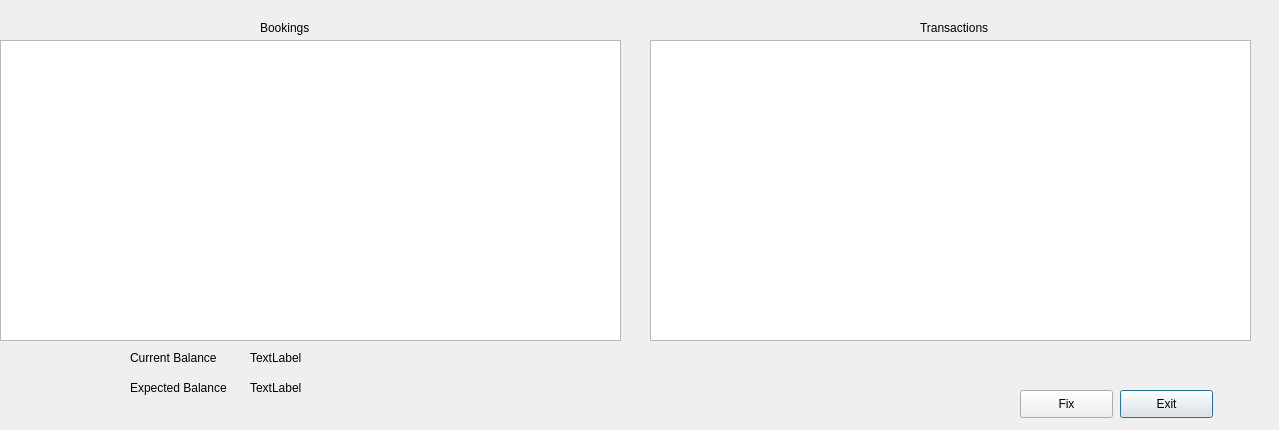
Arc-Project/Arc, file ArcApp/validate.ui: the form before one commit.
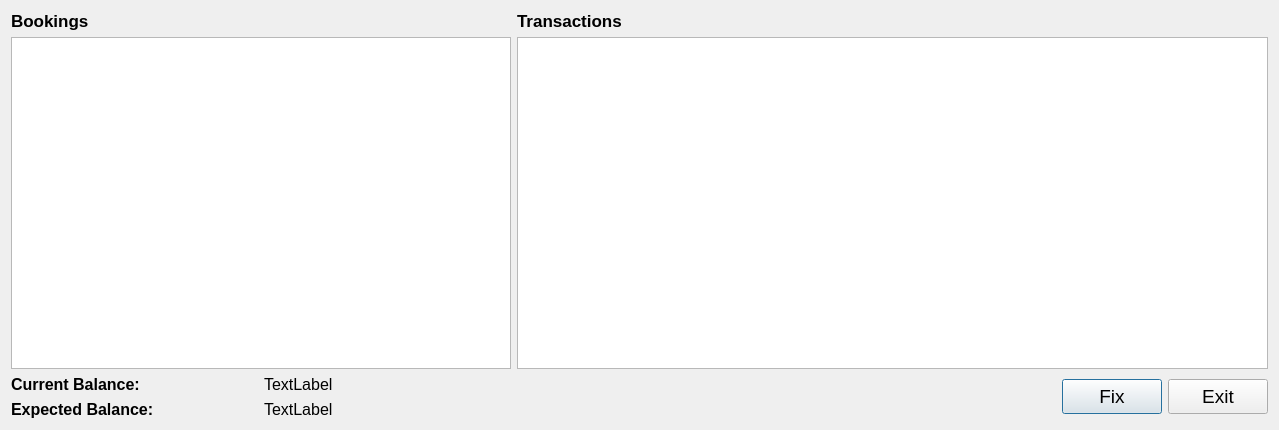
The form after the commit.

Commit message: styled validate

```diff
--- a/ArcApp/validate.ui
+++ b/ArcApp/validate.ui
@@ -13,130 +13,210 @@
   <property name="windowTitle">
    <string>Dialog</string>
   </property>
-  <widget class="QTableWidget" name="valBook">
-   <property name="geometry">
-    <rect>
-     <x>0</x>
-     <y>40</y>
-     <width>621</width>
-     <height>301</height>
-    </rect>
-   </property>
-  </widget>
-  <widget class="QTableWidget" name="valTrans">
-   <property name="geometry">
-    <rect>
-     <x>650</x>
-     <y>40</y>
-     <width>601</width>
-     <height>301</height>
-    </rect>
-   </property>
-  </widget>
-  <widget class="QLabel" name="label">
-   <property name="geometry">
-    <rect>
-     <x>260</x>
-     <y>20</y>
-     <width>55</width>
-     <height>16</height>
-    </rect>
-   </property>
-   <property name="text">
-    <string>Bookings</string>
-   </property>
-  </widget>
-  <widget class="QLabel" name="label_2">
-   <property name="geometry">
-    <rect>
-     <x>920</x>
-     <y>20</y>
-     <width>81</width>
-     <height>16</height>
-    </rect>
-   </property>
-   <property name="text">
-    <string>Transactions</string>
-   </property>
-  </widget>
-  <widget class="QPushButton" name="valExit">
-   <property name="geometry">
-    <rect>
-     <x>1120</x>
-     <y>390</y>
-     <width>93</width>
-     <height>28</height>
-    </rect>
-   </property>
-   <property name="text">
-    <string>Exit</string>
-   </property>
-  </widget>
-  <widget class="QPushButton" name="valFix">
-   <property name="geometry">
-    <rect>
-     <x>1020</x>
-     <y>390</y>
-     <width>93</width>
-     <height>28</height>
-    </rect>
-   </property>
-   <property name="text">
-    <string>Fix</string>
-   </property>
-  </widget>
-  <widget class="QLabel" name="label_3">
-   <property name="geometry">
-    <rect>
-     <x>130</x>
-     <y>350</y>
-     <width>131</width>
-     <height>16</height>
-    </rect>
-   </property>
-   <property name="text">
-    <string>Current Balance</string>
-   </property>
-  </widget>
-  <widget class="QLabel" name="label_4">
-   <property name="geometry">
-    <rect>
-     <x>130</x>
-     <y>380</y>
-     <width>131</width>
-     <height>16</height>
-    </rect>
-   </property>
-   <property name="text">
-    <string>Expected Balance</string>
-   </property>
-  </widget>
-  <widget class="QLabel" name="valCur">
-   <property name="geometry">
-    <rect>
-     <x>250</x>
-     <y>350</y>
-     <width>55</width>
-     <height>16</height>
-    </rect>
-   </property>
-   <property name="text">
-    <string>TextLabel</string>
-   </property>
-  </widget>
-  <widget class="QLabel" name="valExpect">
-   <property name="geometry">
-    <rect>
-     <x>250</x>
-     <y>380</y>
-     <width>55</width>
-     <height>16</height>
-    </rect>
-   </property>
-   <property name="text">
-    <string>TextLabel</string>
-   </property>
-  </widget>
+  <layout class="QGridLayout" name="gridLayout_3">
+   <item row="0" column="0">
+    <layout class="QGridLayout" name="gridLayout_2">
+     <item row="1" column="0">
+      <layout class="QVBoxLayout" name="verticalLayout_3">
+       <item>
+        <layout class="QHBoxLayout" name="horizontalLayout_8">
+         <item>
+          <widget class="QLabel" name="label_3">
+           <property name="font">
+            <font>
+             <pointsize>12</pointsize>
+             <weight>75</weight>
+             <bold>true</bold>
+            </font>
+           </property>
+           <property name="text">
+            <string>Current Balance:</string>
+           </property>
+          </widget>
+         </item>
+         <item>
+          <widget class="QLabel" name="valCur">
+           <property name="font">
+            <font>
+             <pointsize>12</pointsize>
+            </font>
+           </property>
+           <property name="text">
+            <string>TextLabel</string>
+           </property>
+          </widget>
+         </item>
+        </layout>
+       </item>
+       <item>
+        <layout class="QHBoxLayout" name="horizontalLayout_12">
+         <item>
+          <widget class="QLabel" name="label_4">
+           <property name="font">
+            <font>
+             <pointsize>12</pointsize>
+             <weight>75</weight>
+             <bold>true</bold>
+            </font>
+           </property>
+           <property name="text">
+            <string>Expected Balance:</string>
+           </property>
+          </widget>
+         </item>
+         <item>
+          <widget class="QLabel" name="valExpect">
+           <property name="font">
+            <font>
+             <pointsize>12</pointsize>
+            </font>
+           </property>
+           <property name="text">
+            <string>TextLabel</string>
+           </property>
+          </widget>
+         </item>
+        </layout>
+       </item>
+      </layout>
+     </item>
+     <item row="1" column="1">
+      <layout class="QHBoxLayout" name="horizontalLayout_10">
+       <item>
+        <spacer name="horizontalSpacer">
+         <property name="orientation">
+          <enum>Qt::Horizontal</enum>
+         </property>
+         <property name="sizeHint" stdset="0">
+          <size>
+           <width>40</width>
+           <height>20</height>
+          </size>
+         </property>
+        </spacer>
+       </item>
+       <item>
+        <widget class="QPushButton" name="valFix">
+         <property name="minimumSize">
+          <size>
+           <width>100</width>
+           <height>35</height>
+          </size>
+         </property>
+         <property name="maximumSize">
+          <size>
+           <width>100</width>
+           <height>16777215</height>
+          </size>
+         </property>
+         <property name="font">
+          <font>
+           <pointsize>14</pointsize>
+          </font>
+         </property>
+         <property name="text">
+          <string>Fix</string>
+         </property>
+        </widget>
+       </item>
+       <item>
+        <widget class="QPushButton" name="valExit">
+         <property name="minimumSize">
+          <size>
+           <width>100</width>
+           <height>35</height>
+          </size>
+         </property>
+         <property name="maximumSize">
+          <size>
+           <width>100</width>
+           <height>16777215</height>
+          </size>
+         </property>
+         <property name="font">
+          <font>
+           <pointsize>14</pointsize>
+          </font>
+         </property>
+         <property name="text">
+          <string>Exit</string>
+         </property>
+        </widget>
+       </item>
+      </layout>
+     </item>
+     <item row="0" column="1">
+      <layout class="QGridLayout" name="gridLayout">
+       <item row="0" column="0">
+        <widget class="QLabel" name="label_2">
+         <property name="font">
+          <font>
+           <pointsize>13</pointsize>
+           <weight>75</weight>
+           <bold>true</bold>
+          </font>
+         </property>
+         <property name="text">
+          <string>Transactions</string>
+         </property>
+        </widget>
+       </item>
+       <item row="1" column="0">
+        <widget class="QTableWidget" name="valTrans">
+         <property name="font">
+          <font>
+           <pointsize>11</pointsize>
+          </font>
+         </property>
+        </widget>
+       </item>
+      </layout>
+     </item>
+     <item row="0" column="0">
+      <layout class="QVBoxLayout" name="verticalLayout_4">
+       <item>
+        <widget class="QLabel" name="label">
+         <property name="font">
+          <font>
+           <pointsize>13</pointsize>
+           <weight>75</weight>
+           <bold>true</bold>
+          </font>
+         </property>
+         <property name="text">
+          <string>Bookings</string>
+         </property>
+        </widget>
+       </item>
+       <item>
+        <widget class="QTableWidget" name="valBook">
+         <property name="sizePolicy">
+          <sizepolicy hsizetype="Minimum" vsizetype="Expanding">
+           <horstretch>0</horstretch>
+           <verstretch>0</verstretch>
+          </sizepolicy>
+         </property>
+         <property name="minimumSize">
+          <size>
+           <width>500</width>
+           <height>0</height>
+          </size>
+         </property>
+         <property name="font">
+          <font>
+           <pointsize>11</pointsize>
+          </font>
+         </property>
+        </widget>
+       </item>
+      </layout>
+     </item>
+    </layout>
+   </item>
+  </layout>
+  <zorder>verticalLayoutWidget</zorder>
+  <zorder>horizontalLayoutWidget</zorder>
+  <zorder>horizontalLayoutWidget_2</zorder>
  </widget>
  <resources/>
  <connections/>
```
The commit also changes 5 other files.
